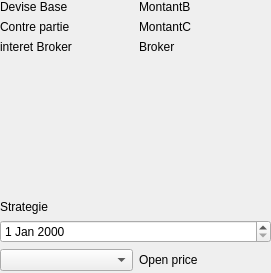
Qt form source/TradingSimulator/modeautowidget.ui (VSahanaa/LO21_TrandingSimulator) before a commit.
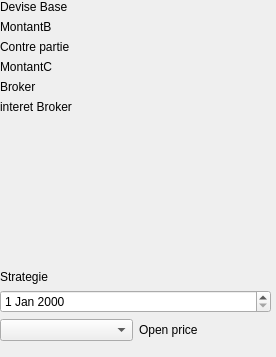
The same form after that commit.

The edit to the form file:
```diff
--- a/source/TradingSimulator/modeautowidget.ui
+++ b/source/TradingSimulator/modeautowidget.ui
@@ -6,8 +6,8 @@
    <rect>
     <x>0</x>
     <y>0</y>
-    <width>271</width>
-    <height>273</height>
+    <width>276</width>
+    <height>357</height>
    </rect>
   </property>
   <property name="windowTitle">
@@ -19,59 +19,61 @@
      <x>0</x>
      <y>0</y>
      <width>271</width>
-     <height>271</height>
+     <height>341</height>
     </rect>
    </property>
    <layout class="QVBoxLayout" name="VL_menu_2">
+    <property name="sizeConstraint">
+     <enum>QLayout::SetNoConstraint</enum>
+    </property>
     <item>
      <layout class="QVBoxLayout" name="VL_menuTransaction_2">
       <item>
-       <layout class="QHBoxLayout" name="HL_infoDate">
-        <item>
-         <layout class="QGridLayout" name="gridLayout_2">
-          <item row="3" column="0">
-           <widget class="QLabel" name="label_3">
-            <property name="text">
-             <string>interet Broker</string>
-            </property>
-           </widget>
-          </item>
-          <item row="2" column="0">
-           <widget class="QLabel" name="label_2">
-            <property name="text">
-             <string>Contre partie</string>
-            </property>
-           </widget>
-          </item>
-          <item row="0" column="0">
+       <layout class="QHBoxLayout" name="HL_infoDate"/>
+      </item>
+      <item>
+       <layout class="QVBoxLayout" name="verticalLayout">
+        <item>
            <widget class="QLabel" name="label">
             <property name="text">
              <string>Devise Base</string>
             </property>
            </widget>
           </item>
-          <item row="3" column="1">
-           <widget class="QLabel" name="label_broker">
-            <property name="text">
-             <string>Broker</string>
-            </property>
-           </widget>
-          </item>
-          <item row="0" column="1">
+        <item>
            <widget class="QLabel" name="label_montantBase">
             <property name="text">
              <string>MontantB</string>
             </property>
            </widget>
           </item>
-          <item row="2" column="1">
+        <item>
+         <widget class="QLabel" name="label_2">
+          <property name="text">
+           <string>Contre partie</string>
+          </property>
+         </widget>
+        </item>
+        <item>
            <widget class="QLabel" name="label_montantContrepartie">
             <property name="text">
              <string>MontantC</string>
             </property>
            </widget>
           </item>
-         </layout>
+        <item>
+         <widget class="QLabel" name="label_broker">
+          <property name="text">
+           <string>Broker</string>
+          </property>
+         </widget>
+        </item>
+        <item>
+         <widget class="QLabel" name="label_3">
+          <property name="text">
+           <string>interet Broker</string>
+          </property>
+         </widget>
         </item>
        </layout>
       </item>
```
Lines whose indentation alone changed are shown as unchanged.
